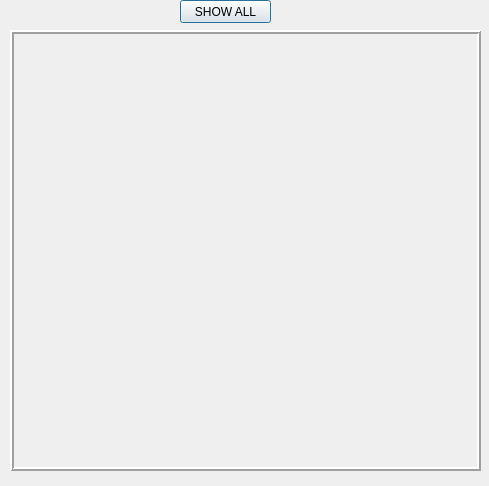
First picture: the form in showallequitmentform.ui, repository iam-Abol/Digital-Market-Manager-With-UI, before the edit.
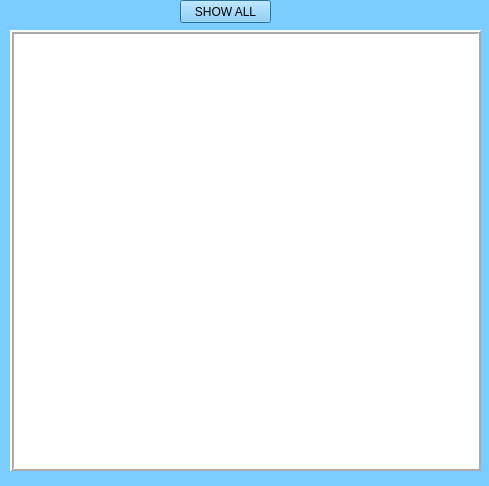
Second picture: the form after the edit.

Commit message: add new equitment finished and the colors were added

What changed in the file:
```diff
--- a/showallequitmentform.ui
+++ b/showallequitmentform.ui
@@ -31,6 +31,9 @@
   <property name="windowTitle">
    <string>Form</string>
   </property>
+  <property name="styleSheet">
+   <string notr="true">background-color: rgb(124, 205, 255);</string>
+  </property>
   <widget class="QPushButton" name="pushButton">
    <property name="geometry">
     <rect>
@@ -57,7 +60,7 @@
     </rect>
    </property>
    <property name="styleSheet">
-    <string notr="true"/>
+    <string notr="true">background-color: rgb(255, 255, 255);</string>
    </property>
    <property name="frameShape">
     <enum>QFrame::Box</enum>
```
The commit also changes 8 other files.
